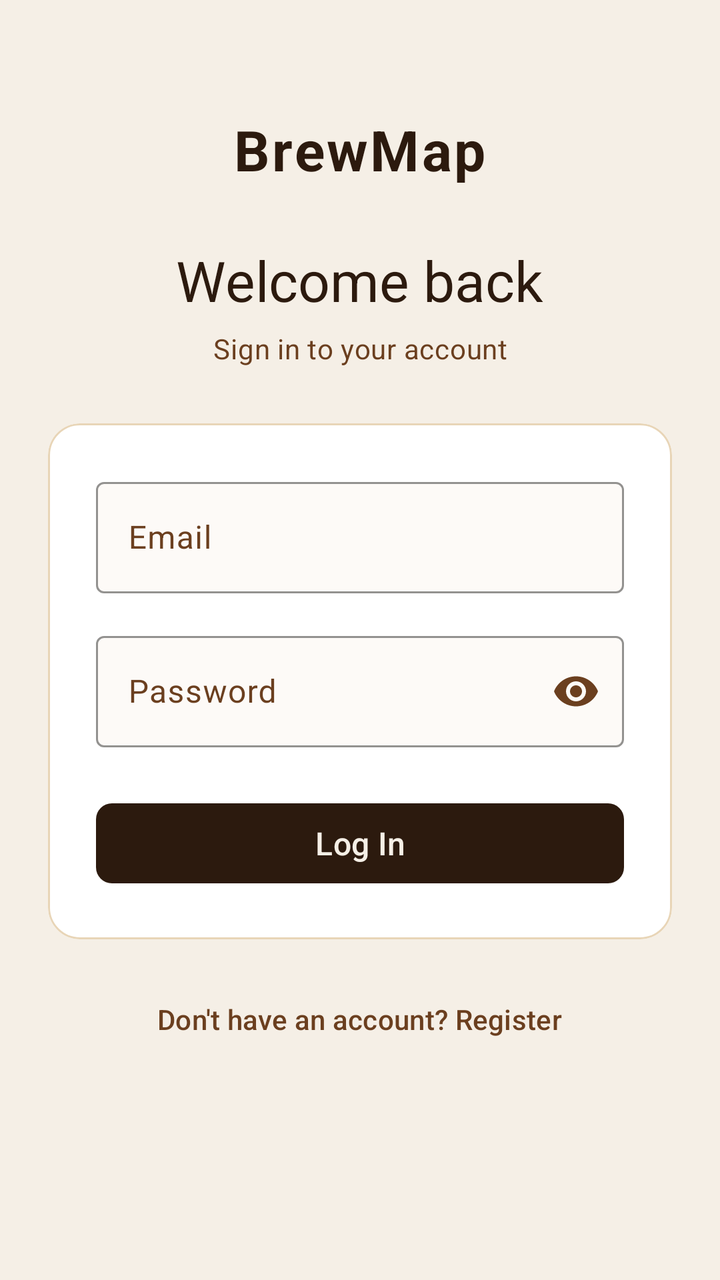
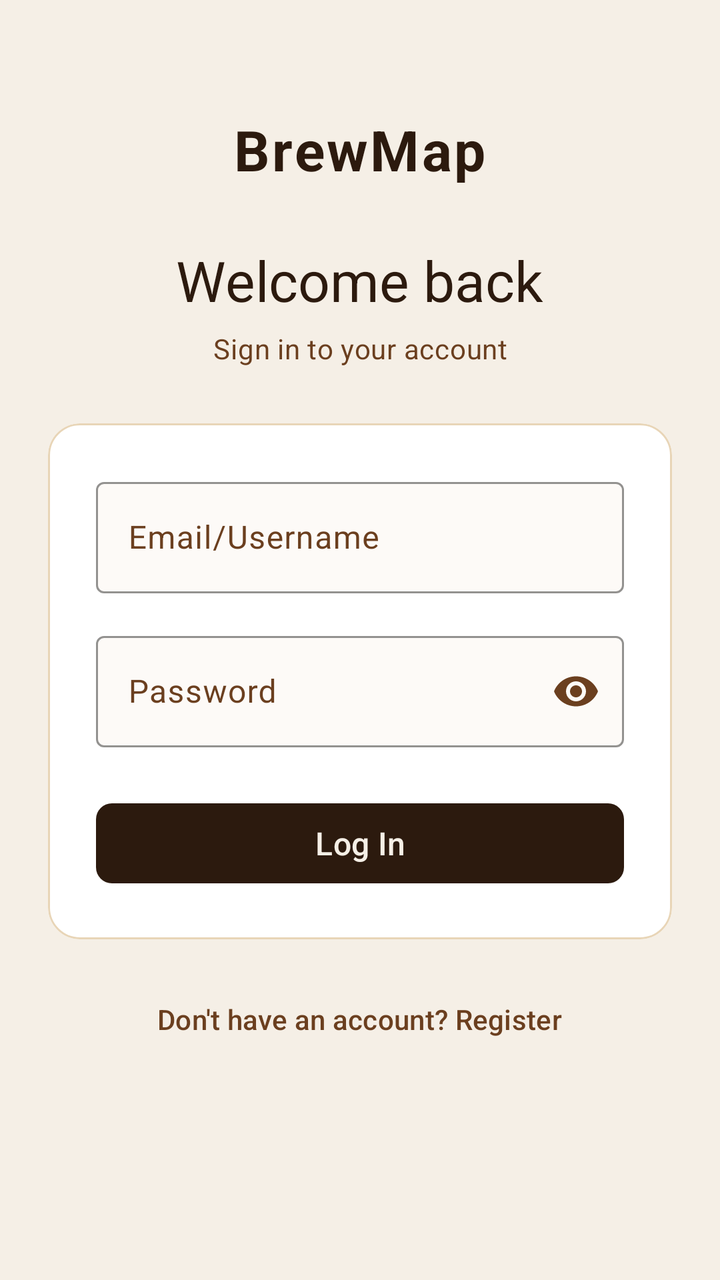

An Android layout rendered at two revisions. The XML below is the earlier revision; the diff shows what the commit changed to produce the second picture.
<!-- AndroidManifest.xml: application theme Theme.MobileApp -->
<!-- res/layout/fragment_login.xml -->
<?xml version="1.0" encoding="utf-8"?>
<ScrollView
    xmlns:android="http://schemas.android.com/apk/res/android"
    xmlns:app="http://schemas.android.com/apk/res-auto"
    android:layout_width="match_parent"
    android:layout_height="match_parent"
    android:fillViewport="true"
    android:background="@color/brew_bg">

    <LinearLayout
        android:layout_width="match_parent"
        android:layout_height="wrap_content"
        android:orientation="vertical"
        android:gravity="center_horizontal"
        android:paddingHorizontal="24dp"
        android:paddingTop="56dp"
        android:paddingBottom="32dp">

        
        <TextView
            android:layout_width="wrap_content"
            android:layout_height="wrap_content"
            android:text="@string/app_display_name"
            android:textColor="@color/brew_dark"
            android:textSize="28sp"
            android:textStyle="bold"
            android:letterSpacing="0.04"
            android:gravity="center" />

        
        <TextView
            android:layout_width="wrap_content"
            android:layout_height="wrap_content"
            android:layout_marginTop="28dp"
            android:text="@string/login_title"
            android:textColor="@color/brew_dark"
            android:textAppearance="?attr/textAppearanceHeadlineMedium"
            android:gravity="center" />

        <TextView
            android:layout_width="wrap_content"
            android:layout_height="wrap_content"
            android:layout_marginTop="6dp"
            android:text="@string/login_subtitle"
            android:textColor="@color/brew_brown"
            android:textAppearance="?attr/textAppearanceBodyMedium"
            android:gravity="center" />

        
        <com.google.android.material.card.MaterialCardView
            android:layout_width="match_parent"
            android:layout_height="wrap_content"
            android:layout_marginTop="28dp"
            app:cardBackgroundColor="@color/brew_card"
            app:cardCornerRadius="16dp"
            app:cardElevation="0dp"
            app:strokeColor="@color/brew_light"
            app:strokeWidth="1dp">

            <LinearLayout
                android:layout_width="match_parent"
                android:layout_height="wrap_content"
                android:orientation="vertical"
                android:padding="24dp">

                
                <com.google.android.material.textfield.TextInputLayout
                    android:id="@+id/til_email"
                    style="@style/Widget.BrewMap.TextInputLayout"
                    android:layout_width="match_parent"
                    android:layout_height="wrap_content"
                    android:hint="@string/hint_email">

                    <com.google.android.material.textfield.TextInputEditText
                        android:id="@+id/et_email"
                        android:layout_width="match_parent"
                        android:layout_height="wrap_content"
                        android:inputType="textEmailAddress"
                        android:imeOptions="actionNext" />
                </com.google.android.material.textfield.TextInputLayout>

                
                <com.google.android.material.textfield.TextInputLayout
                    android:id="@+id/til_password"
                    style="@style/Widget.BrewMap.TextInputLayout"
                    android:layout_width="match_parent"
                    android:layout_height="wrap_content"
                    android:layout_marginTop="16dp"
                    android:hint="@string/hint_password"
                    app:endIconMode="password_toggle">

                    <com.google.android.material.textfield.TextInputEditText
                        android:id="@+id/et_password"
                        android:layout_width="match_parent"
                        android:layout_height="wrap_content"
                        android:inputType="textPassword"
                        android:imeOptions="actionDone" />
                </com.google.android.material.textfield.TextInputLayout>

                
                <com.google.android.material.button.MaterialButton
                    android:id="@+id/btn_login_submit"
                    android:layout_width="match_parent"
                    android:layout_height="wrap_content"
                    android:layout_marginTop="24dp"
                    android:text="@string/btn_login"
                    android:textSize="16sp"
                    app:cornerRadius="8dp" />

            </LinearLayout>
        </com.google.android.material.card.MaterialCardView>

        
        <com.google.android.material.button.MaterialButton
            android:id="@+id/btn_go_to_register"
            style="@style/Widget.Material3.Button.TextButton"
            android:layout_width="wrap_content"
            android:layout_height="wrap_content"
            android:layout_marginTop="16dp"
            android:text="@string/btn_go_to_register"
            android:textColor="@color/brew_brown" />

    </LinearLayout>
</ScrollView>
<!-- resources referenced by this layout -->
<resources>
  <color name="brew_bg">#F5EFE6</color>
  <color name="brew_brown">#6B3F1F</color>
  <color name="brew_card">#FFFFFF</color>
  <color name="brew_dark">#2C1A0E</color>
  <color name="brew_light">#E8D5B7</color>
  <string name="app_display_name">BrewMap</string>
  <string name="btn_go_to_register">Don\'t have an account? Register</string>
  <string name="btn_login">Log In</string>
  <string name="hint_email">Email</string>
  <string name="hint_password">Password</string>
  <string name="login_subtitle">Sign in to your account</string>
  <string name="login_title">Welcome back</string>
  <style name="Widget.BrewMap.TextInputLayout" parent="Widget.Material3.TextInputLayout.OutlinedBox">
          <item name="boxBackgroundColor">@color/brew_input_bg</item>
          <item name="boxStrokeColor">@color/brew_light</item>
      </style>
  <style name="Theme.MobileApp" parent="Base.Theme.MobileApp" />
  <color name="brew_input_bg">#FDFAF7</color>
  <style name="Base.Theme.MobileApp" parent="Theme.Material3.DayNight.NoActionBar">
          
          <item name="colorPrimary">@color/brew_dark</item>
          <item name="colorOnPrimary">@color/brew_bg</item>
          <item name="colorPrimaryContainer">@color/brew_light</item>
          <item name="colorOnPrimaryContainer">@color/brew_dark</item>
  
          
          <item name="colorSecondary">@color/brew_accent</item>
          <item name="colorOnSecondary">@color/white</item>
          <item name="colorSecondaryContainer">@color/brew_light</item>
          <item name="colorOnSecondaryContainer">@color/brew_dark</item>
  
          
          <item name="colorTertiary">@color/brew_brown</item>
          <item name="colorOnTertiary">@color/white</item>
  
          
          <item name="android:colorBackground">@color/brew_bg</item>
          <item name="colorSurface">@color/brew_card</item>
          <item name="colorOnSurface">@color/brew_dark</item>
          <item name="colorOnSurfaceVariant">@color/brew_brown</item>
          <item name="colorSurfaceVariant">@color/brew_input_bg</item>
  
          
          <item name="colorOutline">@color/brew_light</item>
          <item name="colorOutlineVariant">@color/brew_light</item>
  
          
          <item name="android:statusBarColor">@color/brew_bg</item>
          <item name="android:windowLightStatusBar" tools:targetApi="23">true</item>
      </style>
  <color name="brew_accent">#C8854A</color>
  <color name="white">#FFFFFFFF</color>
</resources>

<!-- the commit's change to res/layout/fragment_login.xml (unified diff, before → after) -->
@@ -45,6 +45,30 @@
             android:textColor="@color/brew_brown"
             android:textAppearance="?attr/textAppearanceBodyMedium"
             android:gravity="center" />
+
+        <com.google.android.material.card.MaterialCardView
+            android:id="@+id/auth_message_card"
+            android:layout_width="match_parent"
+            android:layout_height="wrap_content"
+            android:layout_marginTop="20dp"
+            android:visibility="gone"
+            app:cardBackgroundColor="@color/auth_error_bg"
+            app:cardCornerRadius="12dp"
+            app:cardElevation="0dp"
+            app:strokeColor="@color/auth_error_border"
+            app:strokeWidth="1dp">
+
+            <TextView
+                android:id="@+id/auth_message_text"
+                android:layout_width="match_parent"
+                android:layout_height="wrap_content"
+                android:maxHeight="160dp"
+                android:overScrollMode="ifContentScrolls"
+                android:padding="14dp"
+                android:scrollbars="vertical"
+                android:textColor="@color/auth_error_text"
+                android:textSize="14sp" />
+        </com.google.android.material.card.MaterialCardView>
 
         
         <com.google.android.material.card.MaterialCardView
<!-- resource entries referenced after the edit -->
@@ -1,5 +1,8 @@
 <!-- resources referenced by this layout -->
 <resources>
+  <color name="auth_error_bg">#FCE8E6</color>
+  <color name="auth_error_border">#D93025</color>
+  <color name="auth_error_text">#8A1D18</color>
   <color name="brew_bg">#F5EFE6</color>
   <color name="brew_brown">#6B3F1F</color>
   <color name="brew_card">#FFFFFF</color>
@@ -8,7 +11,7 @@
   <string name="app_display_name">BrewMap</string>
   <string name="btn_go_to_register">Don\'t have an account? Register</string>
   <string name="btn_login">Log In</string>
-  <string name="hint_email">Email</string>
+  <string name="hint_email">Email/Username</string>
   <string name="hint_password">Password</string>
   <string name="login_subtitle">Sign in to your account</string>
   <string name="login_title">Welcome back</string>
